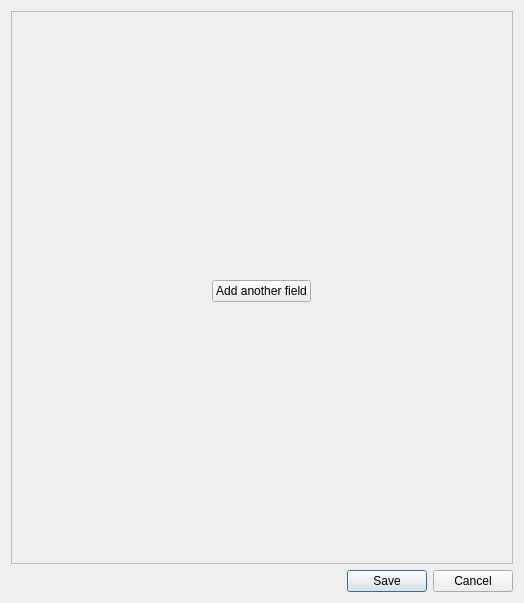
This is ui/dialog_add_document.ui in fbjorn/stora as Qt 5 draws it before an edit. The edited form follows.
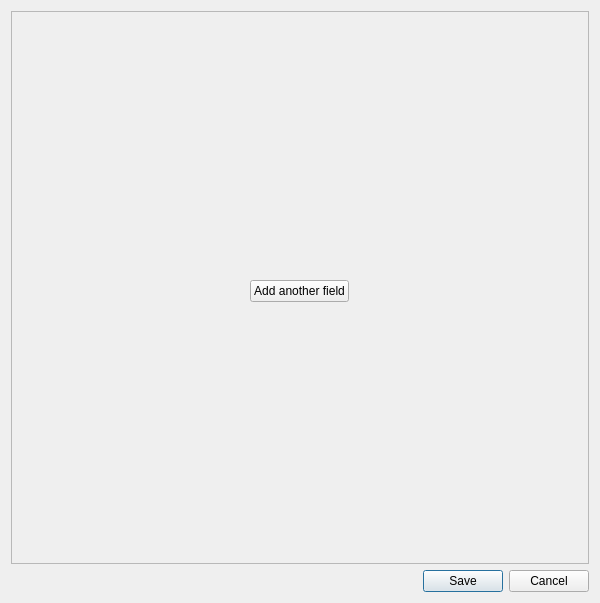
This is the edited form. Custom widgets are drawn as their Qt base class.

Commit message: Make it possible to modify existing documents

Patch:
```diff
--- a/ui/dialog_add_document.ui
+++ b/ui/dialog_add_document.ui
@@ -6,13 +6,13 @@
    <rect>
     <x>0</x>
     <y>0</y>
-    <width>524</width>
+    <width>600</width>
     <height>603</height>
    </rect>
   </property>
   <property name="minimumSize">
    <size>
-    <width>500</width>
+    <width>600</width>
     <height>0</height>
    </size>
   </property>
@@ -36,7 +36,7 @@
        <rect>
         <x>0</x>
         <y>0</y>
-        <width>498</width>
+        <width>574</width>
         <height>537</height>
        </rect>
       </property>
```
The commit also changes 15 other files.
